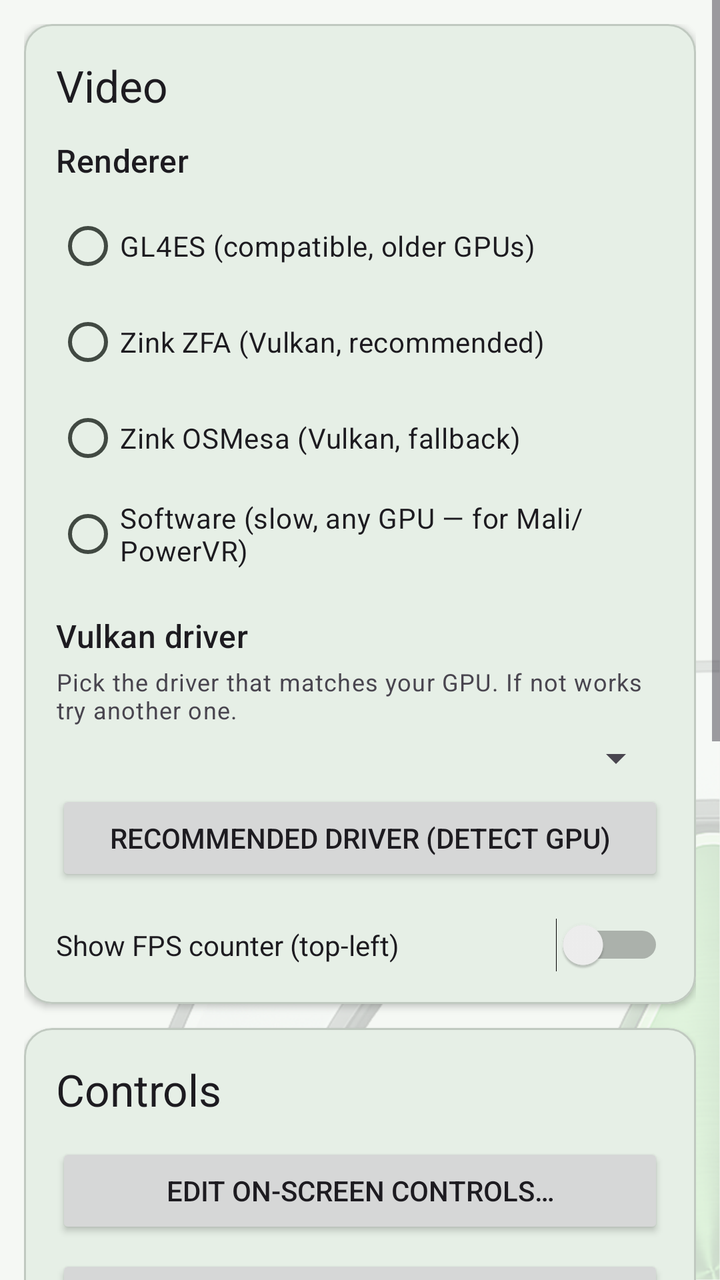
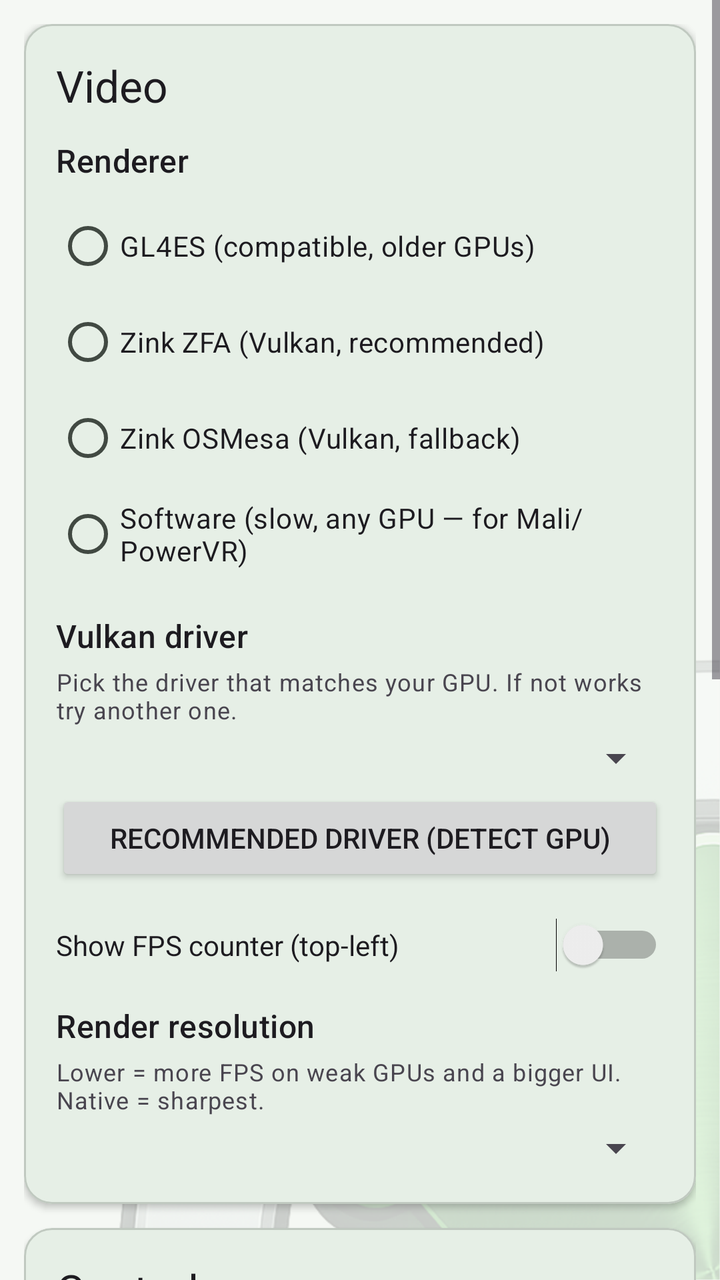

Before-and-after screenshots of an Android layout around one commit, followed by the original layout XML and the change that was made.
<!-- AndroidManifest.xml: application theme AppTheme -->
<!-- res/layout/fragment_settings.xml -->
<?xml version="1.0" encoding="utf-8"?>
<ScrollView xmlns:android="http://schemas.android.com/apk/res/android"
    xmlns:app="http://schemas.android.com/apk/res-auto"
    android:layout_width="match_parent"
    android:layout_height="match_parent">

  <LinearLayout
    android:layout_width="match_parent"
    android:layout_height="wrap_content"
    android:orientation="vertical"
    android:padding="12dp">

    
    <com.google.android.material.card.MaterialCardView
        android:layout_width="match_parent"
        android:layout_height="wrap_content"
        android:layout_marginBottom="12dp"
        app:cardCornerRadius="14dp"
        app:cardElevation="2dp">

      <LinearLayout
          android:layout_width="match_parent"
          android:layout_height="wrap_content"
          android:orientation="vertical"
          android:padding="16dp">

        <TextView
            android:layout_width="wrap_content"
            android:layout_height="wrap_content"
            android:text="@string/card_video"
            android:textAppearance="?attr/textAppearanceTitleLarge"
            android:layout_marginBottom="12dp" />

        <TextView
            android:layout_width="wrap_content"
            android:layout_height="wrap_content"
            android:text="@string/renderer"
            android:textAppearance="?attr/textAppearanceTitleMedium"
            android:layout_marginBottom="8dp" />

        <RadioGroup
            android:id="@+id/rg_renderer"
            android:layout_width="wrap_content"
            android:layout_height="wrap_content"
            android:layout_marginBottom="16dp">

          <RadioButton
              android:id="@+id/rb_gl4es"
              android:layout_width="wrap_content"
              android:layout_height="wrap_content"
              android:text="@string/gl4es_label" />

          <RadioButton
              android:id="@+id/rb_zink_zfa"
              android:layout_width="wrap_content"
              android:layout_height="wrap_content"
              android:text="@string/zink_zfa_label" />

          <RadioButton
              android:id="@+id/rb_zink_osmesa"
              android:layout_width="wrap_content"
              android:layout_height="wrap_content"
              android:text="@string/zink_osmesa_label" />

          <RadioButton
              android:id="@+id/rb_softpipe"
              android:layout_width="wrap_content"
              android:layout_height="wrap_content"
              android:text="@string/softpipe_label" />
        </RadioGroup>

        <TextView
            android:layout_width="wrap_content"
            android:layout_height="wrap_content"
            android:text="@string/vulkan_driver"
            android:textAppearance="?attr/textAppearanceTitleMedium"
            android:layout_marginBottom="4dp" />

        <TextView
            android:layout_width="wrap_content"
            android:layout_height="wrap_content"
            android:text="@string/vulkan_driver_hint"
            android:textAppearance="?attr/textAppearanceBodySmall"
            android:layout_marginBottom="4dp" />

        <Spinner
            android:id="@+id/spinner_vulkan_driver"
            android:layout_width="match_parent"
            android:layout_height="wrap_content"
            android:layout_marginBottom="4dp" />

        <Button
            android:id="@+id/btn_recommend_driver"
            android:layout_width="match_parent"
            android:layout_height="wrap_content"
            android:text="@string/driver_recommend"
            android:textSize="14dp" />

        <Switch
            android:id="@+id/sw_show_fps"
            android:layout_width="match_parent"
            android:layout_height="wrap_content"
            android:layout_marginTop="16dp"
            android:text="@string/show_fps_label" />
      </LinearLayout>
    </com.google.android.material.card.MaterialCardView>

    
    <com.google.android.material.card.MaterialCardView
        android:layout_width="match_parent"
        android:layout_height="wrap_content"
        android:layout_marginBottom="12dp"
        app:cardCornerRadius="14dp"
        app:cardElevation="2dp">

      <LinearLayout
          android:layout_width="match_parent"
          android:layout_height="wrap_content"
          android:orientation="vertical"
          android:padding="16dp">

        <TextView
            android:layout_width="wrap_content"
            android:layout_height="wrap_content"
            android:text="@string/card_controls"
            android:textAppearance="?attr/textAppearanceTitleLarge"
            android:layout_marginBottom="12dp" />

        <Button
            android:id="@+id/btn_edit_controls"
            android:layout_width="match_parent"
            android:layout_height="wrap_content"
            android:text="@string/edit_controls" />

        <Button
            android:id="@+id/btn_gamepad_mapper"
            android:layout_width="match_parent"
            android:layout_height="wrap_content"
            android:layout_marginTop="8dp"
            android:text="@string/gamepad_mapper_settings_btn" />

        <Switch
            android:id="@+id/sw_haptic"
            android:layout_width="match_parent"
            android:layout_height="wrap_content"
            android:layout_marginTop="16dp"
            android:text="@string/haptic_label" />

        <Switch
            android:id="@+id/sw_drag_pan"
            android:layout_width="match_parent"
            android:layout_height="wrap_content"
            android:layout_marginTop="12dp"
            android:text="@string/drag_pan_label" />
      </LinearLayout>
    </com.google.android.material.card.MaterialCardView>

    
    <com.google.android.material.card.MaterialCardView
        android:layout_width="match_parent"
        android:layout_height="wrap_content"
        android:layout_marginBottom="12dp"
        app:cardCornerRadius="14dp"
        app:cardElevation="2dp">

      <LinearLayout
          android:layout_width="match_parent"
          android:layout_height="wrap_content"
          android:orientation="vertical"
          android:padding="16dp">

        <TextView
            android:layout_width="wrap_content"
            android:layout_height="wrap_content"
            android:text="@string/card_sound"
            android:textAppearance="?attr/textAppearanceTitleLarge"
            android:layout_marginBottom="12dp" />

        <Button
            android:id="@+id/btn_steam_spike"
            android:layout_width="match_parent"
            android:layout_height="wrap_content"
            android:text="@string/sound_generate" />

        <TextView
            android:layout_width="match_parent"
            android:layout_height="wrap_content"
            android:text="@string/sound_generate_note"
            android:textAppearance="?attr/textAppearanceBodySmall"
            android:layout_marginTop="4dp"
            android:layout_marginBottom="8dp" />

        <Switch
            android:id="@+id/sw_audio"
            android:layout_width="match_parent"
            android:layout_height="wrap_content"
            android:layout_marginTop="4dp"
            android:text="@string/audio_label" />
      </LinearLayout>
    </com.google.android.material.card.MaterialCardView>

    
    <com.google.android.material.card.MaterialCardView
        android:layout_width="match_parent"
        android:layout_height="wrap_content"
        android:layout_marginBottom="12dp"
        app:cardCornerRadius="14dp"
        app:cardElevation="2dp">

      <LinearLayout
          android:layout_width="match_parent"
          android:layout_height="wrap_content"
          android:orientation="vertical"
          android:padding="16dp">

        
        <TextView
            android:id="@+id/tv_advanced_header"
            android:layout_width="match_parent"
            android:layout_height="wrap_content"
            android:text="@string/card_advanced"
            android:textAppearance="?attr/textAppearanceTitleLarge"
            android:drawableEnd="@android:drawable/arrow_down_float"
            android:clickable="true"
            android:focusable="true" />

        <LinearLayout
            android:id="@+id/ll_advanced_content"
            android:layout_width="match_parent"
            android:layout_height="wrap_content"
            android:orientation="vertical"
            android:visibility="gone">

          <Switch
              android:id="@+id/sw_debug"
              android:layout_width="match_parent"
              android:layout_height="wrap_content"
              android:layout_marginTop="12dp"
              android:text="@string/debug_mode" />

          <Switch
              android:id="@+id/sw_compat_mode"
              android:layout_width="match_parent"
              android:layout_height="wrap_content"
              android:layout_marginTop="12dp"
              android:text="@string/compat_mode_label" />

          <TextView
              android:layout_width="match_parent"
              android:layout_height="wrap_content"
              android:layout_marginTop="2dp"
              android:textAppearance="?attr/textAppearanceBodySmall"
              android:alpha="0.7"
              android:text="@string/compat_mode_hint" />

          <TextView
              android:layout_width="wrap_content"
              android:layout_height="wrap_content"
              android:layout_marginTop="16dp"
              android:text="@string/env_section_header"
              android:textAppearance="?attr/textAppearanceTitleMedium" />

          <TextView
              android:layout_width="match_parent"
              android:layout_height="wrap_content"
              android:text="@string/env_vars_hint"
              android:textAppearance="?attr/textAppearanceBodySmall"
              android:layout_marginBottom="4dp" />

          <EditText
              android:id="@+id/et_env_vars"
              android:layout_width="match_parent"
              android:layout_height="wrap_content"
              android:fontFamily="monospace"
              android:textSize="13sp"
              android:inputType="textNoSuggestions|textMultiLine|textVisiblePassword"
              android:hint="@string/env_vars_hint_example" />

          
          <Switch
              android:id="@+id/sw_strict_barriers"
              android:layout_width="wrap_content"
              android:layout_height="wrap_content"
              android:text="@string/strict_barriers"
              android:visibility="gone" />

          <Button
              android:id="@+id/btn_smoketest"
              android:layout_width="wrap_content"
              android:layout_height="wrap_content"
              android:text="@string/smoketest_label"
              android:visibility="gone" />

          <Button
              android:id="@+id/btn_steam_dl"
              android:layout_width="wrap_content"
              android:layout_height="wrap_content"
              android:text="@string/steam_dl_label"
              android:visibility="gone" />

          <TextView
              android:id="@+id/tv_steam_dl_status"
              android:layout_width="match_parent"
              android:layout_height="wrap_content"
              android:textIsSelectable="true"
              android:visibility="gone"
              android:textSize="12sp" />

          
          <LinearLayout
              android:layout_width="match_parent"
              android:layout_height="wrap_content"
              android:orientation="vertical"
              android:visibility="gone">

            <TextView
                android:id="@+id/tv_render_scale_label"
                android:layout_width="wrap_content"
                android:layout_height="wrap_content"
                android:text="Render scale: 60%"
                android:textAppearance="?attr/textAppearanceTitleMedium" />

            <SeekBar
                android:id="@+id/sb_render_scale"
                android:layout_width="match_parent"
                android:layout_height="wrap_content"
                android:max="33"
                android:progress="5" />
          </LinearLayout>
        </LinearLayout>
      </LinearLayout>
    </com.google.android.material.card.MaterialCardView>

  </LinearLayout>
</ScrollView>
<!-- resources referenced by this layout -->
<resources>
  <string name="audio_label">Game sound</string>
  <string name="card_advanced">Advanced</string>
  <string name="card_controls">Controls</string>
  <string name="card_sound">Sound</string>
  <string name="card_video">Video</string>
  <string name="compat_mode_hint">Turn on if the game won\'t start (black screen / stuck on loading). A bit slower, but helps it launch on some devices.</string>
  <string name="compat_mode_label">Compatibility mode</string>
  <string name="debug_mode">Debug mode (verbose log)</string>
  <string name="drag_pan_label">Drag the map with a finger to pan</string>
  <string name="driver_recommend">Recommended driver (detect GPU)</string>
  <string name="edit_controls">Edit on-screen controls…</string>
  <string name="env_section_header">Environment variables</string>
  <string name="env_vars_hint_example">e.g. BOX64_DYNAREC_ALIGNED_ATOMICS=1</string>
  <string name="gamepad_mapper_settings_btn">Gamepad mapping</string>
  <string name="gl4es_label">GL4ES (compatible, older GPUs)</string>
  <string name="haptic_label">Vibrate on button press</string>
  <string name="renderer">Renderer</string>
  <string name="show_fps_label">Show FPS counter (top-left)</string>
  <string name="smoketest_label">Test software renderer (OSMesa)</string>
  <string name="softpipe_label">Software (slow, any GPU — for Mali/PowerVR)</string>
  <string name="sound_generate">Install game sound</string>
  <string name="steam_dl_label">Steam download spike (RimWorld)</string>
  <string name="strict_barriers">Interpreter mode (test — VERY slow, diagnostic for save corruption)</string>
  <string name="vulkan_driver">Vulkan driver</string>
  <string name="vulkan_driver_hint">Pick the driver that matches your GPU. If not works try another one.</string>
  <string name="zink_osmesa_label">Zink OSMesa (Vulkan, fallback)</string>
  <string name="zink_zfa_label">Zink ZFA (Vulkan, recommended)</string>
  <color name="rd_primary">#2E7D32</color>
  <color name="rd_primary_container">#B4F0B6</color>
  <color name="rd_on_primary_container">#00210A</color>
  <color name="md_theme_secondary">#4F6354</color>
  <color name="md_theme_onSecondary">#FFFFFF</color>
  <color name="md_theme_secondaryContainer">#D2E8D6</color>
  <color name="md_theme_onSecondaryContainer">#0E1F14</color>
  <color name="md_theme_tertiary">#3A656E</color>
  <color name="md_theme_onTertiary">#FFFFFF</color>
  <color name="md_theme_tertiaryContainer">#BEEAF5</color>
  <color name="md_theme_onTertiaryContainer">#001F25</color>
  <color name="md_theme_error">#BA1A1A</color>
  <color name="md_theme_onError">#FFFFFF</color>
  <color name="md_theme_errorContainer">#FFDAD6</color>
  <color name="md_theme_onErrorContainer">#410002</color>
  <color name="md_theme_background">#F5F8F4</color>
  <color name="md_theme_onBackground">#181D18</color>
  <color name="md_theme_surface">#F5F8F4</color>
  <color name="md_theme_onSurface">#181D18</color>
  <color name="md_theme_surfaceVariant">#DCE5DC</color>
  <color name="md_theme_onSurfaceVariant">#414942</color>
  <color name="md_theme_outlineVariant">#C0C9C0</color>
  <color name="md_theme_inverseSurface">#2D322E</color>
  <color name="md_theme_inverseOnSurface">#EFF1EB</color>
  <color name="md_theme_inversePrimary">#86D88A</color>
  <color name="md_theme_surfaceDim">#D5DBD3</color>
  <color name="md_theme_surfaceBright">#F5F8F4</color>
  <color name="md_theme_surfaceContainerLowest">#FFFFFF</color>
  <color name="md_theme_surfaceContainerLow">#EFF2EC</color>
  <color name="md_theme_surfaceContainer">#E9ECE6</color>
  <color name="md_theme_surfaceContainerHigh">#E4E7E1</color>
  <color name="md_theme_surfaceContainerHighest">#DEE1DB</color>
  <!-- unchanged entries left out for length: 9 -->
</resources>

<!-- the commit's change to res/layout/fragment_settings.xml (unified diff, before → after) -->
@@ -102,6 +102,27 @@
             android:layout_height="wrap_content"
             android:layout_marginTop="16dp"
             android:text="@string/show_fps_label" />
+
+        
+        <TextView
+            android:layout_width="wrap_content"
+            android:layout_height="wrap_content"
+            android:text="@string/render_res_label"
+            android:textAppearance="?attr/textAppearanceTitleMedium"
+            android:layout_marginTop="16dp"
+            android:layout_marginBottom="4dp" />
+
+        <TextView
+            android:layout_width="wrap_content"
+            android:layout_height="wrap_content"
+            android:text="@string/render_res_hint"
+            android:textAppearance="?attr/textAppearanceBodySmall"
+            android:layout_marginBottom="4dp" />
+
+        <Spinner
+            android:id="@+id/spinner_render_res"
+            android:layout_width="match_parent"
+            android:layout_height="wrap_content" />
       </LinearLayout>
     </com.google.android.material.card.MaterialCardView>
 
<!-- resource entries referenced after the edit -->
@@ -16,6 +16,8 @@
   <string name="gamepad_mapper_settings_btn">Gamepad mapping</string>
   <string name="gl4es_label">GL4ES (compatible, older GPUs)</string>
   <string name="haptic_label">Vibrate on button press</string>
+  <string name="render_res_hint">Lower = more FPS on weak GPUs and a bigger UI. Native = sharpest.</string>
+  <string name="render_res_label">Render resolution</string>
   <string name="renderer">Renderer</string>
   <string name="show_fps_label">Show FPS counter (top-left)</string>
   <string name="smoketest_label">Test software renderer (OSMesa)</string>
